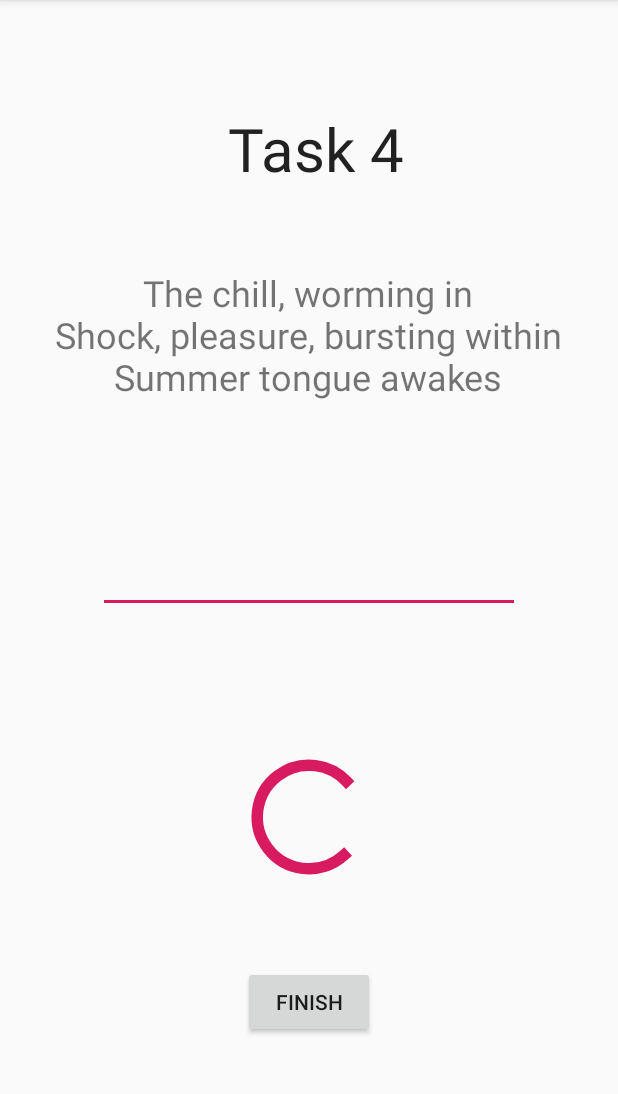
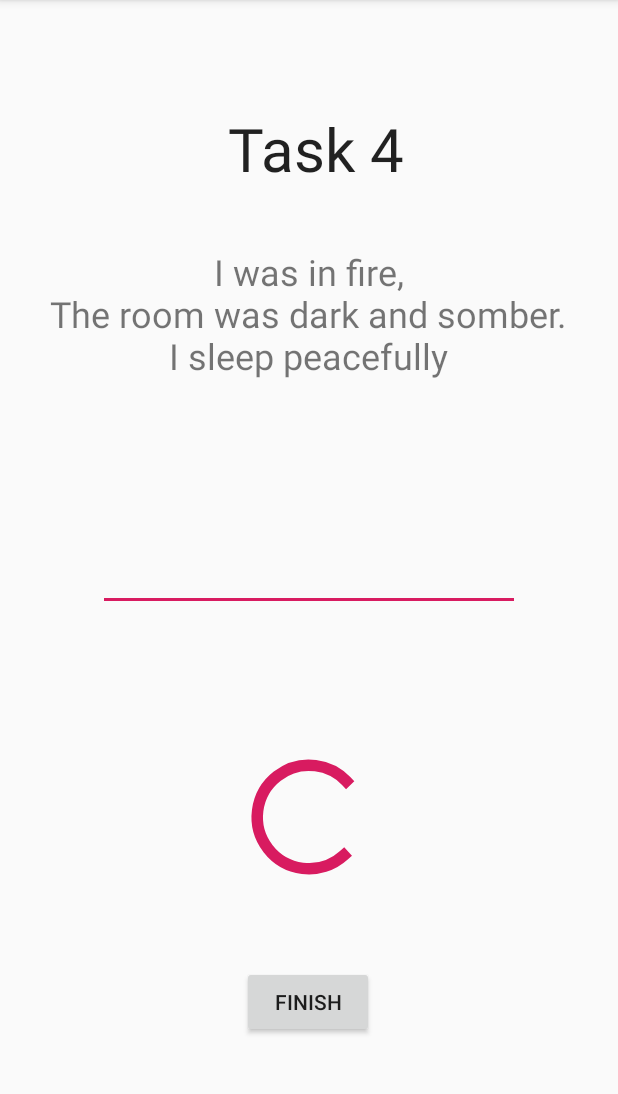
Before and after one commit to magnusrand/HCIGestureApp, an Android app: the Task4Activity screen opened directly, with no data from a screen before it, on a phone screen of 412 x 824 dp, the part 84-1178 px from its top. Run offline under Robolectric (Android 15) with nearby library versions, the phone set to English and light mode, and no system bars.

Commit message:
- All basic views built - Activity 3 is a bit f**ed but that's just design - Data can be passed between Activities, haven't set up correct txt or txt input / database

```diff
--- a/HCIProject/app/src/main/java/com/hci/hciresearchprojectapp/MainActivity.java
+++ b/HCIProject/app/src/main/java/com/hci/hciresearchprojectapp/MainActivity.java
@@ -19,6 +19,7 @@ public class MainActivity extends AppCompatActivity {
             public void onClick(View view) {
                 Intent TrainingTaskIntent = new Intent(MainActivity.this, TrainingActivity.class);
                 startActivity(TrainingTaskIntent);
+                finish();
             }
         });
     }
--- a/HCIProject/app/src/main/java/com/hci/hciresearchprojectapp/Task1Activity.java
+++ b/HCIProject/app/src/main/java/com/hci/hciresearchprojectapp/Task1Activity.java
@@ -3,6 +3,7 @@ package com.hci.hciresearchprojectapp;
 import androidx.appcompat.app.AppCompatActivity;
 
 import android.annotation.SuppressLint;
+import android.app.Activity;
 import android.content.Intent;
 import android.os.Bundle;
 import android.view.View;
@@ -31,8 +32,9 @@ public class Task1Activity extends AppCompatActivity {
         continueFromTask1Btn.setOnClickListener(new View.OnClickListener() {
             @Override
             public void onClick(View view) {
-                Intent continueToCalmPhaseIntent = new Intent(Task1Activity.this, RelaxNResetActivity.class);
-                startActivityForResult(continueToCalmPhaseIntent, REQ_Task1ToCalm);
+                Intent continueToCalmPhaseIntent = new Intent(Task1Activity.this, RelaxNResetActivity.class)
+                        .putExtra("RequestCode", REQ_Task1ToCalm);
+                startActivity(continueToCalmPhaseIntent);
             }
         });
     }
--- a/HCIProject/app/src/main/java/com/hci/hciresearchprojectapp/Task2Activity.java
+++ b/HCIProject/app/src/main/java/com/hci/hciresearchprojectapp/Task2Activity.java
@@ -3,6 +3,7 @@ package com.hci.hciresearchprojectapp;
 import androidx.appcompat.app.AppCompatActivity;
 
 import android.annotation.SuppressLint;
+import android.app.Activity;
 import android.content.Intent;
 import android.os.Bundle;
 import android.view.View;
@@ -31,8 +32,9 @@ public class Task2Activity extends AppCompatActivity {
         continueFromTask1Btn.setOnClickListener(new View.OnClickListener() {
             @Override
             public void onClick(View view) {
-                Intent continueToCalmPhaseIntent = new Intent(Task2Activity.this, RelaxNResetActivity.class);
-                startActivityForResult(continueToCalmPhaseIntent, REQ_Task2ToCalm);
+                Intent continueToCalmPhaseIntent = new Intent(Task2Activity.this, RelaxNResetActivity.class)
+                        .putExtra("RequestCode", REQ_Task2ToCalm);
+                startActivity(continueToCalmPhaseIntent);
             }
         });
     }
--- a/HCIProject/app/src/main/java/com/hci/hciresearchprojectapp/Task4Activity.java
+++ b/HCIProject/app/src/main/java/com/hci/hciresearchprojectapp/Task4Activity.java
@@ -2,6 +2,7 @@ package com.hci.hciresearchprojectapp;
 
 import androidx.appcompat.app.AppCompatActivity;
 
+import android.annotation.SuppressLint;
 import android.content.Intent;
 import android.os.Bundle;
 import android.view.View;
@@ -11,15 +12,16 @@ import android.widget.TextView;
 
 public class Task4Activity extends AppCompatActivity {
 
+    @SuppressLint("SetTextI18n")
     @Override
     protected void onCreate(Bundle savedInstanceState) {
         super.onCreate(savedInstanceState);
         setContentView(R.layout.activity_task4);
 
         TextView task1Text = findViewById(R.id.task4Txt);
-        task1Text.setText("The chill, worming in\n" +
-                "Shock, pleasure, bursting within\n" +
-                "Summer tongue awakes\n"); //Insert Task 4 text
+        task1Text.setText("I was in fire,\n" +
+                "The room was dark and somber.\n" +
+                "I sleep peacefully\n"); //Insert Task 4 text
 
         ProgressBar task1Timer = findViewById(R.id.task4Timer);
         task1Timer.setProgress(120);
@@ -30,6 +32,7 @@ public class Task4Activity extends AppCompatActivity {
             public void onClick(View view) {
                 Intent endTestIntent = new Intent(Task4Activity.this, MainActivity.class);
                 startActivity(endTestIntent);
+                finish();
             }
         });
     }
--- a/HCIProject/app/src/main/res/layout/activity_task4.xml
+++ b/HCIProject/app/src/main/res/layout/activity_task4.xml
@@ -43,18 +43,18 @@
         app:layout_constraintEnd_toEndOf="parent"
         app:layout_constraintHorizontal_bias="0.491"
         app:layout_constraintStart_toStartOf="parent"
-        app:layout_constraintTop_toBottomOf="@+id/task4TitleTxt"
-        app:layout_constraintVertical_bias="0.097" />
+        app:layout_constraintTop_toTopOf="parent"
+        app:layout_constraintVertical_bias="0.264" />
 
     <MultiAutoCompleteTextView
         android:id="@+id/task4TxtInput"
         android:layout_width="281dp"
         android:layout_height="59dp"
-        app:layout_constraintBottom_toTopOf="@+id/continueFromTask4Btn"
+        app:layout_constraintBottom_toBottomOf="parent"
         app:layout_constraintEnd_toEndOf="parent"
         app:layout_constraintStart_toStartOf="parent"
         app:layout_constraintTop_toBottomOf="@+id/task4Txt"
-        app:layout_constraintVertical_bias="0.098" />
+        app:layout_constraintVertical_bias="0.096" />
 
     <Button
         android:id="@+id/continueFromTask4Btn"
@@ -64,7 +64,8 @@
         android:text="@string/finish"
         app:layout_constraintBottom_toBottomOf="parent"
         app:layout_constraintEnd_toEndOf="parent"
+        app:layout_constraintHorizontal_bias="0.498"
         app:layout_constraintStart_toStartOf="parent"
-        app:layout_constraintTop_toBottomOf="@+id/task3TxtInput"
-        app:layout_constraintVertical_bias="0.794" />
+        app:layout_constraintTop_toBottomOf="@+id/task4TxtInput"
+        app:layout_constraintVertical_bias="1.0" />
 </androidx.constraintlayout.widget.ConstraintLayout>
```
Also changed, not shown: HCIProject/app/src/main/java/com/hci/hciresearchprojectapp/RelaxNResetActivity.java (+20 -14 lines), HCIProject/app/src/main/java/com/hci/hciresearchprojectapp/Task3Activity.java (+5 -3 lines), HCIProject/app/src/main/java/com/hci/hciresearchprojectapp/TrainingActivity.java (+6 -3 lines), HCIProject/app/src/main/res/layout/activity_task2.xml (+5 -5 lines), HCIProject/app/src/main/res/layout/activity_task3.xml (+10 -10 lines).
